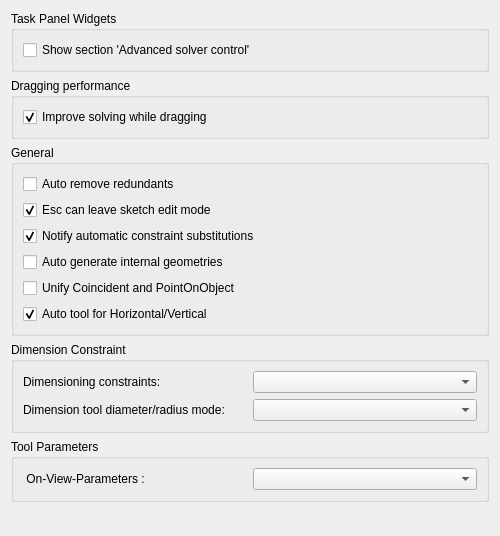
Above: src/Mod/Sketcher/Gui/SketcherSettings.ui from realthunder/FreeCAD before the change. Below: the same form after it.
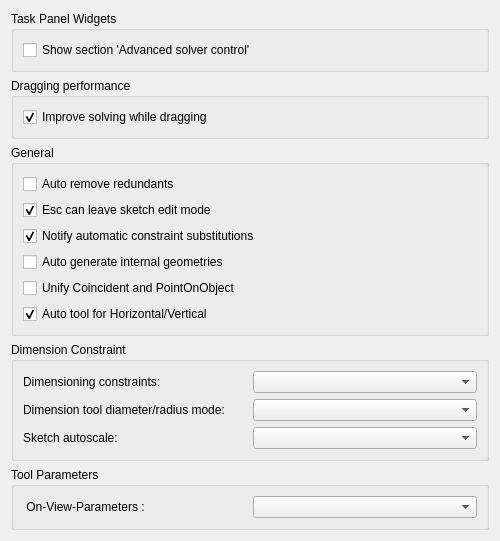
That is the form after the change. Custom widgets are drawn as their Qt base class.

Commit message: Sketcher: sketch autoscale (upstream 353c4eca55, b0dcce6c66, 29eeab3624, adapted)

```diff
--- a/src/Mod/Sketcher/Gui/SketcherSettings.ui
+++ b/src/Mod/Sketcher/Gui/SketcherSettings.ui
@@ -260,6 +260,23 @@
         </property>
        </widget>
       </item>
+      <item row="2" column="0">
+       <widget class="QLabel" name="autoScaleLabel">
+        <property name="text">
+         <string>Sketch autoscale:</string>
+        </property>
+       </widget>
+      </item>
+      <item row="2" column="1">
+       <widget class="QComboBox" name="autoScaleMode">
+        <property name="toolTip">
+         <string>When the first scale-defining dimension of a sketch (a distance, radius or diameter) is set, the whole sketch is scaled about its origin to match it and kept the same size on screen:
+'Always': Scale whenever the sketch has no external geometry and no blocked geometry.
+'Never': Do not scale.
+'When no scale feature is visible': Also leave the sketch alone when a visible object in the document already gives a sense of scale.</string>
+        </property>
+       </widget>
+      </item>
      </layout>
     </widget>
    </item>
```
The commit also changes 16 other files.
